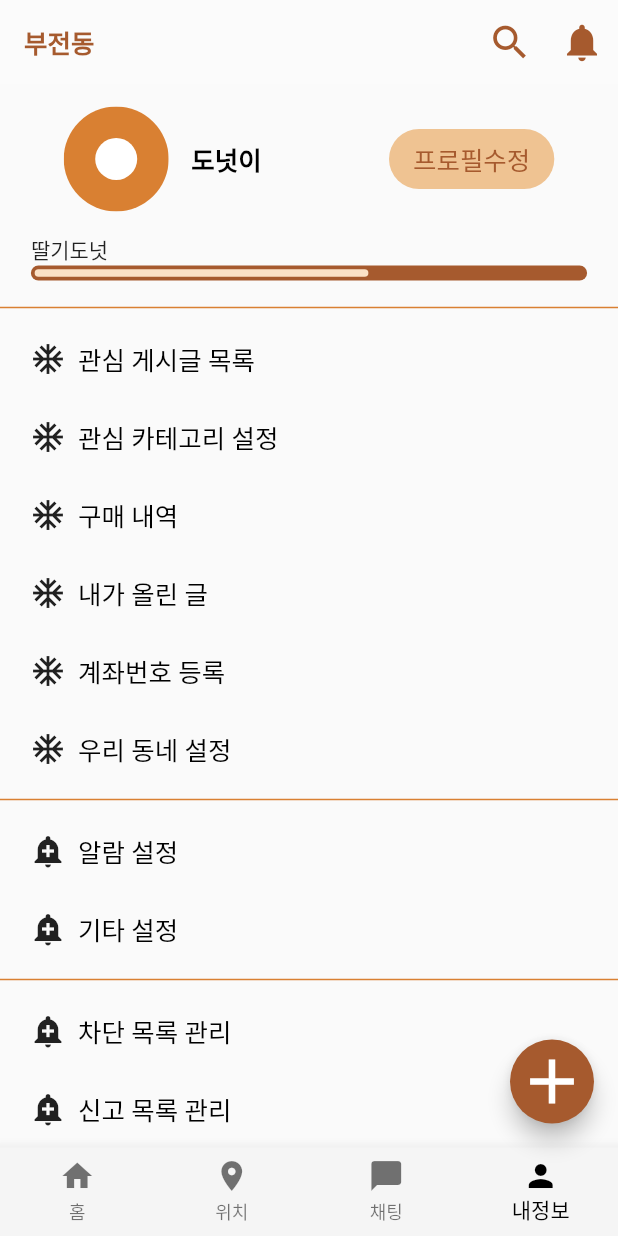
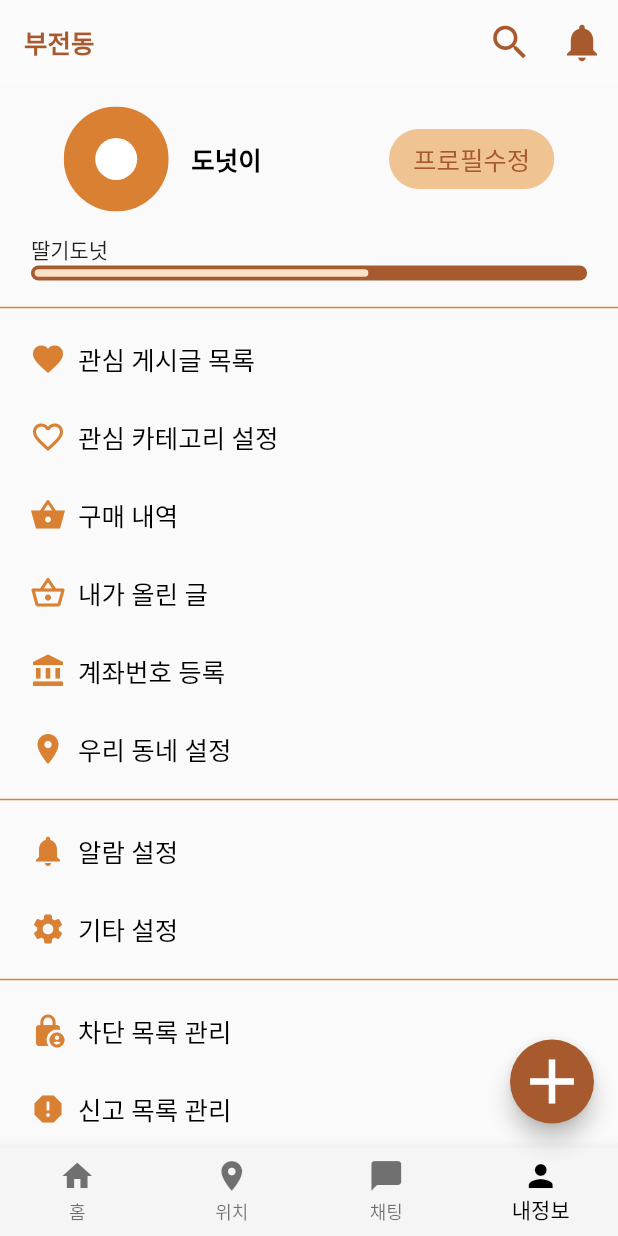
Before and after one commit to S-Sojung/group-buying-frontend, a Flutter app: the screen it shows after launch, item 4 of the bottom bar chosen, on a phone screen of 412 x 824 dp. Run offline on Flutter 3.47's test engine with Material 2 defaults, Android fonts, the phone set to English and light mode, and no system bars; our stand-ins replace dio, flutter_riverpod, flutter_secure_storage, flutter_svg, geocoding, geolocator and 6 more; missing offline and left inert: dart:ffi; Roboto replaces fonts that are missing (HallymGothic).

Commit message:
Feat: 마이페이지 스타일 추가

```diff
--- a/lib/views/pages/user/detail_page/components/donut_text_button.dart
+++ b/lib/views/pages/user/detail_page/components/donut_text_button.dart
@@ -20,7 +20,7 @@ class DonutTextButton extends StatelessWidget {
       padding: const EdgeInsets.symmetric(horizontal: 20.0,vertical: 2),
       child: Row(
         children: [
-          icon,
+          Icon(icon,color: donutColorBasic,),
           Expanded(
             child: TextButton(
               style: ButtonStyle(alignment: Alignment.centerLeft),
--- a/lib/views/pages/user/detail_page/user_detail_page.dart
+++ b/lib/views/pages/user/detail_page/user_detail_page.dart
@@ -43,7 +43,7 @@ class UserDetailPage extends StatelessWidget {
             ],
           ),
           DonutTextButton(
-              icon: Icon(Icons.ac_unit),
+              icon: Icons.favorite,
               text: "관심 게시글 목록",
               funRoute: () {
                 Navigator.push(
@@ -52,30 +52,30 @@ class UserDetailPage extends StatelessWidget {
                         builder: (context) => UserWishlistPage()));
               }),
           DonutTextButton(
-              icon: Icon(Icons.ac_unit), text: "관심 카테고리 설정", funRoute: () {}),
+              icon: Icons.favorite_border, text: "관심 카테고리 설정", funRoute: () {}),
           DonutTextButton(
-              icon: Icon(Icons.ac_unit), text: "구매 내역", funRoute: () {
+              icon: Icons.shopping_basket_sharp, text: "구매 내역", funRoute: () {
                 Navigator.push(context, MaterialPageRoute(builder: (context) => UserPurchaseHistoryPage(),));
           }),
           DonutTextButton(
-              icon: Icon(Icons.ac_unit), text: "내가 올린 글", funRoute: () {}),
+              icon: Icons.shopping_basket_outlined, text: "내가 올린 글", funRoute: () {}),
           DonutTextButton(
-              icon: Icon(Icons.ac_unit), text: "계좌번호 등록", funRoute: () {}),
+              icon: Icons.account_balance, text: "계좌번호 등록", funRoute: () {}),
           DonutTextButton(
-              icon: Icon(Icons.ac_unit), text: "우리 동네 설정", funRoute: () {}),
+              icon: Icons.location_on, text: "우리 동네 설정", funRoute: () {}),
           Divider(color: donutColorBasic, thickness: 1),
           DonutTextButton(
-              icon: Icon(Icons.add_alert), text: "알람 설정", funRoute: () {}),
+              icon: Icons.notifications, text: "알람 설정", funRoute: () {}),
           DonutTextButton(
-              icon: Icon(Icons.add_alert), text: "기타 설정", funRoute: () {}),
+              icon: Icons.settings, text: "기타 설정", funRoute: () {}),
           Divider(color: donutColorBasic, thickness: 1),
           DonutTextButton(
-              icon: Icon(Icons.add_alert), text: "차단 목록 관리", funRoute: () {}),
+              icon: Icons.lock_person, text: "차단 목록 관리", funRoute: () {}),
           DonutTextButton(
-              icon: Icon(Icons.add_alert), text: "신고 목록 관리", funRoute: () {}),
+              icon: Icons.report, text: "신고 목록 관리", funRoute: () {}),
           Divider(color: donutColorBasic, thickness: 1),
           DonutTextButton(
-              icon: Icon(Icons.add_alert), text: "공지사항", funRoute: () {}),
+              icon: Icons.summarize_outlined, text: "공지사항", funRoute: () {}),
         ],
       ),
     );
```
